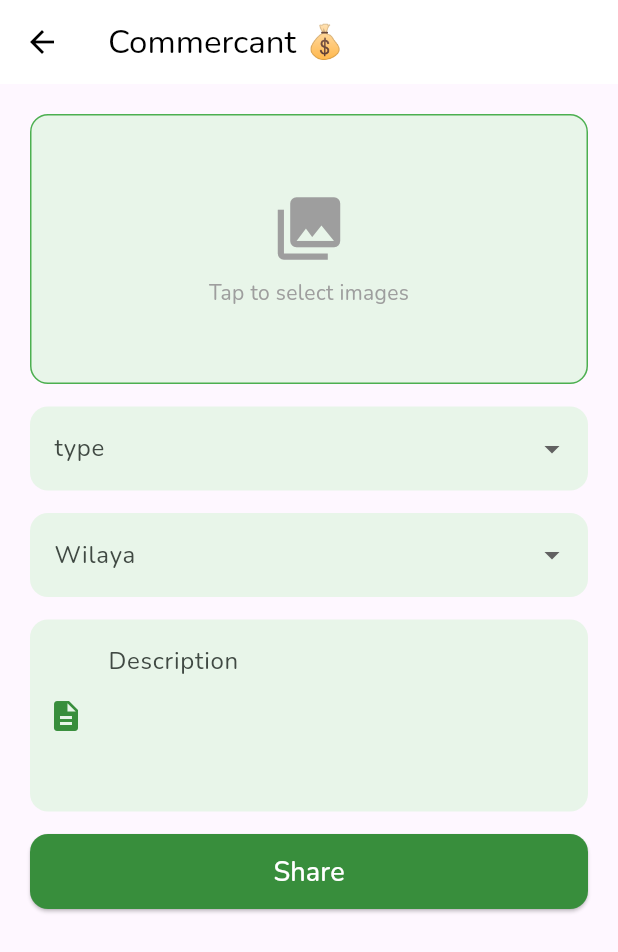
After one commit to mouman203/AlFirma-App, a Flutter app: the AddProductCommercant screen opened directly, on a phone screen of 412 x 824 dp. The commit adds this screen. Shown: the top 952 px of the screen. Run offline on Flutter 3.47's test engine with Material 3 defaults, Android fonts, the phone set to English and light mode, and no system bars; our stand-ins replace awesome_dialog, cloud_firestore, dropdown_button2, firebase_auth, firebase_core, firebase_storage and 8 more; missing offline and left inert: app_settings, firebase_app_check; accounts and stored records are empty; network calls fail.

Commit message:
add product commerçant + ida supprimit kch type w kan b9a type non valid brk ywali active type = client

```diff
--- a/lib/Back_end/Products/ProductAgri.dart
+++ b/lib/Back_end/Products/ProductAgri.dart
@@ -4,6 +4,7 @@ import 'Product.dart';
 class Productagri extends Product {
   String? category;
   String? unite;
+  String? serviceType;
   String? subcategory;
   double? quantite; //les lfruits...
   double? surface; //les terrains
@@ -25,6 +26,7 @@ class Productagri extends Product {
     required String daira,
     this.category,
     this.unite,
+    this.serviceType,
     this.subcategory,
     this.quantite,
     this.surface,
@@ -57,6 +59,7 @@ class Productagri extends Product {
       "ownerId": ownerId,
       "comments": comments,
       "unite": unite,
+      "serviceType":serviceType,
       "photos": photos,
       "liked": liked,
       "disliked": disliked,
@@ -90,6 +93,7 @@ class Productagri extends Product {
           (json['date_of_add'] as Timestamp?)?.toDate() ?? DateTime.now(),
       category: json['category'],
       unite: json['unite'],
+      serviceType: json['serviceType'],
       subcategory: json['subcategory'],
       quantite: (json['quantite'] as num?)?.toDouble(),
       surface: (json['surface'] as num?)?.toDouble(),
--- /dev/null
+++ b/lib/Front_end/Add products and services pages/Add_Product_Commercant.dart
@@ -0,0 +1,435 @@
+import 'package:agriplant/Back_end/Products/ProductAgri.dart';
+import 'package:agriplant/data/ProductData.dart';
+import 'package:firebase_auth/firebase_auth.dart';
+import 'package:firebase_storage/firebase_storage.dart';
+import 'package:flutter/material.dart';
+import 'package:image_picker/image_picker.dart';
+import 'dart:io';
+
+class AddProductCommercant extends StatefulWidget {
+  const AddProductCommercant({Key? key}) : super(key: key);
+
+  @override
+  State<AddProductCommercant> createState() => _AddProductCommercantState();
+}
+
+class _AddProductCommercantState extends State<AddProductCommercant> {
+  final GlobalKey<FormState> _formKey = GlobalKey<FormState>();
+  // Controllers for input fields
+  final TextEditingController surfaceController = TextEditingController();
+  final TextEditingController prixController = TextEditingController();
+  final TextEditingController descriptionController = TextEditingController();
+  List<String>? Category;
+  List<String>? subCategory;
+  List<String>? Products;
+
+  String? selectedCategory;
+  String? selectedsubCategory;
+  String? selectedproduct;
+  String? selectedService;
+  String? selectedWilaya;
+  String? selectedDaira;
+  void initState() {
+    super.initState();
+    Category = ProductData.getMainCategories("CommercantProduct");
+    subCategory =
+        ProductData.getSubCategories("CommercantProduct", selectedCategory);
+    Products = ProductData.getProduct("CommercantProduct", selectedsubCategory);
+  }
+
+  bool _isLoading = false; // To show a loading indicator
+
+  void _resetForm() {
+    _formKey.currentState?.reset();
+    surfaceController.clear();
+    prixController.clear();
+    descriptionController.clear();
+    setState(() {
+      selectedsubCategory = null;
+      selectedService = null;
+      selectedWilaya = null;
+      selectedDaira = null;
+      selectedproduct = null;
+      selectedCategory = null;
+      _selectedImages.clear(); // Reset dropdown value
+    });
+  }
+
+  Future<void> _submitForm() async {
+    await uploadSelectedImages();
+    if (_formKey.currentState != null && _formKey.currentState!.validate()) {
+      if (uploadedPhotos.isEmpty) {
+        // منع الإرسال بدون صورة
+        ScaffoldMessenger.of(context).showSnackBar(
+          const SnackBar(content: Text("📸 الرجاء تحميل صورة المنتج أولًا")),
+        );
+        return;
+      }
+
+      setState(() {
+        _isLoading = true;
+      });
+
+      Productagri newProduct = Productagri(
+        id: "", // سيتم تعيينه تلقائيًا في Firestore
+        name: selectedproduct ?? '',
+        typeProduct: "CommercantProduct",
+        price: prixController.text.isNotEmpty
+            ? double.tryParse(prixController.text)!
+            : 0.0,
+        description: descriptionController.text,
+        rate: 0,
+        ownerId: FirebaseAuth.instance.currentUser?.uid ?? '',
+        comments: [],
+        unite: selectedUnite ?? '',
+        serviceType: selectedService ?? '',
+        photos: uploadedPhotos, // ✅ استخدام رابط الصورة هنا
+        liked: [],
+        disliked: [],
+        date_of_add: DateTime.now(),
+        category: selectedCategory,
+        subcategory: selectedsubCategory,
+        surface: surfaceController.text.isNotEmpty
+            ? double.tryParse(surfaceController.text)
+            : null,
+        wilaya: selectedWilaya!,
+        daira: selectedDaira!,
+      );
+
+      await newProduct.addProduct(newProduct);
+      _showSuccessDialog(context);
+      _resetForm();
+
+      setState(() {
+        _isLoading = false;
+      });
+    }
+  }
+
+  Future<String?> uploadImageToFirebase(File imageFile) async {
+    try {
+      String fileName = DateTime.now().millisecondsSinceEpoch.toString();
+      Reference ref =
+          FirebaseStorage.instance.ref().child('product_images/$fileName');
+
+      UploadTask uploadTask = ref.putFile(imageFile);
+      TaskSnapshot snapshot = await uploadTask;
+
+      String downloadUrl = await snapshot.ref.getDownloadURL();
+      return downloadUrl;
+    } catch (e) {
+      print('❌ فشل في رفع الصورة: $e');
+      return null;
+    }
+  }
+
+  Future<void> uploadSelectedImages() async {
+    uploadedPhotos.clear(); // تنظيف القديم
+
+    for (var image in _selectedImages) {
+      final file = File(image.path);
+      final url = await uploadImageToFirebase(file);
+      if (url != null) {
+        uploadedPhotos.add(url);
+      }
+    }
+  }
+
+  List<XFile> _selectedImages = [];
+  List<String> uploadedPhotos = [];
+
+  Future<void> _pickImages() async {
+    final List<XFile> images = await ImagePicker().pickMultiImage();
+    if (images.isNotEmpty) {
+      setState(() {
+        _selectedImages = images;
+      });
+    }
+  }
+
+  Map<String, List<String>> unitsByCategory = {
+    "منتوجات فلاحية": ["كلغ", "طن", "لتر", "صندوق"],
+    "أراضي": ["م²", "هكتار"],
+    "معدات": ["قطعة", "مجموعة"]
+  };
+
+  List<String> serviceTypes = ["بيع", "كراء"];
+
+  String? selectedUnite;
+
+  void _showSuccessDialog(BuildContext context) {
+    showDialog(
+      context: context,
+      builder: (context) {
+        return AlertDialog(
+          title: const Text("Success"),
+          content: const Text("Added Successfully! ✅"),
+          actions: [
+            TextButton(
+              onPressed: () => Navigator.pop(context),
+              child: const Text("OK"),
+            ),
+          ],
+        );
+      },
+    );
+  }
+
+  @override
+  Widget build(BuildContext context) {
+    return Scaffold(
+      appBar: AppBar(
+        title: const Text("Commercant 💰"),
+        leading: IconButton(
+          icon: const Icon(Icons.arrow_back),
+          onPressed: () => Navigator.pop(context), // Back button functionality
+        ),
+      ),
+      body: SingleChildScrollView(
+        padding: const EdgeInsets.all(20),
+        child: Form(
+          key: _formKey,
+          child: Column(
+            children: [
+              // add the images
+              GestureDetector(
+                onTap: _pickImages,
+                child: Container(
+                  height: 180,
+                  width: double.infinity,
+                  decoration: BoxDecoration(
+                    borderRadius: BorderRadius.circular(12),
+                    border: Border.all(color: Colors.green),
+                    color: Colors.green.shade50,
+                  ),
+                  child: _selectedImages.isEmpty
+                      ? const Center(
+                          child: Column(
+                            mainAxisAlignment: MainAxisAlignment.center,
+                            children: [
+                              Icon(Icons.photo_library,
+                                  size: 50, color: Colors.grey),
+                              SizedBox(height: 8),
+                              Text("Tap to select images",
+                                  style: TextStyle(color: Colors.grey)),
+                            ],
+                          ),
+                        )
+                      : ListView.builder(
+                          scrollDirection: Axis.horizontal,
+                          itemCount: _selectedImages.length,
+                          itemBuilder: (context, index) {
+                            return Padding(
+                              padding: const EdgeInsets.all(8.0),
+                              child: Stack(
+                                children: [
+                                  Image.file(
+                                    File(_selectedImages[index].path),
+                                    width: 100,
+                                    height: 100,
+                                    fit: BoxFit.cover,
+                                  ),
+                                  Positioned(
+                                    top: 0,
+                                    right: 0,
+                                    child: GestureDetector(
+                                      onTap: () {
+                                        // 👇 هذا التعديل يتم بأمان داخل setState وخارج التكرار
+                                        setState(() {
+                                          _selectedImages.removeAt(index);
+                                          if (uploadedPhotos.length > index) {
+                                            uploadedPhotos.removeAt(index);
+                                          }
+                                        });
+                                      },
+                                      child: Container(
+                                        decoration: BoxDecoration(
+                                          color: Colors.red.withOpacity(0.7),
+                                          shape: BoxShape.circle,
+                                        ),
+                                        child: const Icon(Icons.close,
+                                            color: Colors.white, size: 20),
+                                      ),
+                                    ),
+                                  ),
+                                ],
+                              ),
+                            );
+                          },
+                        ),
+                ),
+              ),
+
+              const SizedBox(height: 15),
+
+              ProductData.buildDropdown(
+                  selectedValue: selectedCategory,
+                  items: Category!,
+                  label: 'type',
+                  onChanged: (value) {
+                    setState(() {
+                      selectedCategory = value;
+                      selectedsubCategory = null;
+                      selectedproduct = null;
+                    });
+                  }),
+              if (selectedCategory == "معدات")
+                Column(
+                  children: [
+                    ProductData.buildDropdown(
+                      selectedValue: selectedsubCategory,
+                      items: (ProductData.equipmentCategories.keys.toList()),
+                      label: 'category',
+                      onChanged: (value) {
+                        setState(() {
+                          selectedsubCategory = value;
+                          selectedproduct = null;
+                        });
+                      },
+                    ),
+                  ],
+                ),
+              if (selectedsubCategory != null &&
+                  selectedCategory == "معدات")
+                Column(
+                  children: [
+                    ProductData.buildDropdown(
+                      selectedValue: selectedproduct,
+                      items: (ProductData
+                          .equipmentCategories[selectedsubCategory])!,
+                      label: 'Produit',
+                      onChanged: (value) {
+                        setState(() {
+                          selectedproduct = value;
+                        });
+                      },
+                    ),
+                  ],
+                ),
+
+              if (selectedCategory != null)
+                ProductData.buildDropdown(
+                  selectedValue: selectedService,
+                  items: serviceTypes,
+                  label: 'Rent / Sell',
+                  onChanged: (value) {
+                    setState(() {
+                      selectedService = value;
+                    });
+                  },
+                ),
+
+              if (selectedCategory == "أراضي")
+                ProductData.buildTextField(
+                    controller: surfaceController,
+                    hintText: "المساحة",
+                    icon: Icons.landscape,
+                    keyboardType: TextInputType.number,
+                    validator: (value) {
+                      if (value == null || value.isEmpty) {
+                        return 'Please fill the feild';
+                      }
+                      return null;
+                    }),
+              if (selectedCategory == "معدات" || selectedCategory == "أراضي")
+                ProductData.buildTextField(
+                    controller: prixController,
+                    hintText: "السعر",
+                    icon: Icons.attach_money,
+                    keyboardType: TextInputType.number,
+                    validator: (value) {
+                      if (value == null || value.isEmpty) {
+                        return 'Please fill the feild';
+                      }
+                      return null;
+                    }),
+
+              if (selectedCategory != null &&
+                  unitsByCategory.containsKey(selectedCategory!))
+                ProductData.buildDropdown(
+                  selectedValue: selectedUnite,
+                  items: unitsByCategory[selectedCategory]!,
+                  label: 'Unit',
+                  onChanged: (value) {
+                    setState(() {
+                      selectedUnite = value;
+                    });
+                  },
+                ),
+
+              //wilaya selection
+              ProductData.buildDropdown(
+                selectedValue: selectedWilaya,
+                items: ProductData.wilayas.keys.toList(),
+                label: 'Wilaya',
+                onChanged: (value) {
+                  setState(() {
+                    selectedWilaya = value;
+                    selectedDaira = null;
+                  });
+                },
+              ),
+
+              //Daira selection
+              if (selectedWilaya != null)
+                ProductData.buildDropdown(
+                    selectedValue: selectedDaira,
+                    items: ProductData.wilayas[selectedWilaya]!,
+                    label: 'Daira',
+                    onChanged: (value) {
+                      setState(() {
+                        selectedDaira = value;
+                      });
+                    }),
+
+              ProductData.buildTextField(
+                controller: descriptionController,
+                hintText: "Description",
+                icon: Icons.description,
+                maxLines: 4,
+                validator: (value) {
+                  return null;
+                },
+              ),
+
+              SizedBox(
+                width: double.infinity, // Make the button full width
+                height: 50, // Match the height of text fields
+                child: _isLoading
+                    ? const Center(
+                        child: CircularProgressIndicator()) // Show progress
+                    : ElevatedButton(
+                        style: ElevatedButton.styleFrom(
+                          backgroundColor: Colors.green.shade700,
+                          shape: RoundedRectangleBorder(
+                            borderRadius: BorderRadius.circular(12),
+                          ),
+                        ),
+                        onPressed: () {
+                          try {
+                            setState(() {
+                              _isLoading = true;
+                            });
+                            _submitForm();
+                            setState(() {
+                              _isLoading = true;
+                            });
+                          } catch (e) {
+                            ScaffoldMessenger.of(context).showSnackBar(
+                              SnackBar(content: Text("Error: $e")),
+                            );
+                          }
+                        },
+                        child: const Text(
+                          "Share",
+                          style: TextStyle(color: Colors.white, fontSize: 18),
+                        ),
+                      ),
+              ),
+            ],
+          ),
+        ),
+      ),
+    );
+  }
+}
--- a/lib/Front_end/Authentication/LoginPage.dart
+++ b/lib/Front_end/Authentication/LoginPage.dart
@@ -28,13 +28,12 @@ class _LoginPageState extends State<LoginPage> {
     return Scaffold(
       //appBar: AppBar(title: const Text("SIGN IN")),
       body: SafeArea(
-        child: SingleChildScrollView(
         child: Column(
           children: [
             // الصورة
             Image.asset(
               "assets/onboarding.png",
-                height: 350,
+              height: 300,
             ),
             const SizedBox(height: 10),
 
@@ -357,7 +356,6 @@ class _LoginPageState extends State<LoginPage> {
           ],
         ),
       ),
-      ),
     );
   }
 }
--- a/lib/Front_end/Home/Document_page.dart
+++ b/lib/Front_end/Home/Document_page.dart
@@ -48,6 +48,7 @@ class _DocumentFormState extends State<DocumentForm> {
     'Expert Agri': ['بطاقة الهوية (الوجه)', 'بطاقة الهوية (الظهر)', 'شهادة'],
     'Réparateur': ['بطاقة الهوية (الوجه)', 'بطاقة الهوية (الظهر)', 'شهادة'],
     'Entreprise': ['شهادة'],
+    'Commerçant': ['شهادة'],
   };
 
   void updateUserType(String activeType) {
--- a/lib/data/ProductData.dart
+++ b/lib/data/ProductData.dart
@@ -11,13 +11,6 @@ class ProductData {
       "النباتات العطرية و الطبية ",
       "الأعلاف ",
     ],
-    "معدات": [
-      "الآلات الزراعية ",
-      "المعدات الزراعية ",
-      "معدات الري ",
-      "معدات التسميد ",
-    ],
-    "أراضي": [],
   };
 
   static final Map<String, List<String>> agriSubCategories = {
@@ -106,11 +99,30 @@ class ProductData {
     ],
   };
 
+  static final Map<String, List<String>> commercantCategories = {
+    "معدات": [
+      "المعدات الزراعية ",
+      "معدات الري ",
+    ],
+    "أراضي": [],
+  };
+
   static final Map<String, List<String>> equipmentCategories = {
-    "الآلات الزراعية ": ["جرار ", "حصادة ", "محراث "],
-    "المعدات الزراعية ": [],
+    "المعدات الزراعية": [
+      "جرار زراعي",
+      "آلة الحرث",
+      "آلة الحصاد",
+      "آلة البذر",
+      "رشاش مبيدات",
+      "محراث",
+      "آلة جمع الأعلاف",
+      "خزان ماء متنقل",
+      "مضخة مياه",
+      "آلة التسميد",
+      "غربال حبوب",
+      "مقطورة زراعية"
+    ],
     "معدات الري ": ["أنابيب الري ", "رشاشات مياه "],
-    "معدات التسميد ": [],
   };
 
   static final Map<String, List<String>> produitsElevages = {
@@ -154,17 +166,20 @@ class ProductData {
   static final Map<String, Map<String, List<String>>> productTypeCategories = {
     "AgricolProduct": agriCategories,
     "EleveurProduct": produitsElevages,
+    "CommercantProduct": commercantCategories
   };
 
   static final Map<String, Map<String, List<String>>> subCategoryDetails = {
     "AgricolProduct": {
       ...agriSubCategories,
+    },
+    "CommercantProduct": {
       ...equipmentCategories,
     },
     "EleveurProduct": {...produitsElevages},
   };
 
-   static final Map<String, List<String>> wilayas = {
+  static final Map<String, List<String>> wilayas = {
     "01 - Adrar": [
       "Adrar",
       "Aoulef",
@@ -835,7 +850,6 @@ class ProductData {
     "58 - El Meniaa": ["El Meniaa"]
   };
 
-
   static List<String> getMainCategories(String? productType) {
     return productType != null
         ? productTypeCategories[productType]?.keys.toList() ?? []
--- a/lib/main.dart
+++ b/lib/main.dart
@@ -125,9 +125,7 @@ class MainApp extends StatelessWidget {
       home: FutureBuilder<bool>(
         future: fetchUserVerificationStatus(), // Fetch verification status here
         builder: (context, snapshot) {
-          if (snapshot.connectionState == ConnectionState.waiting) {
-            return Center(child: CircularProgressIndicator());
-          } else if (snapshot.hasError) {
+          if (snapshot.hasError) {
             return Center(child: Text('Error: ${snapshot.error}'));
           } else if (FirebaseAuth.instance.currentUser != null &&
               snapshot.data == true) {
```
Also changed, not shown: lib/Front_end/Add products and services pages/Add_Product_Agriculteur.dart (+5 -10 lines), lib/Front_end/Home/home_page.dart (+6 -1 lines), lib/Front_end/Home/user_type_handler.dart (+14 -4 lines), assets/become/commercant.jpg (added), 4 other files. Lines whose indentation alone changed are shown as unchanged.
